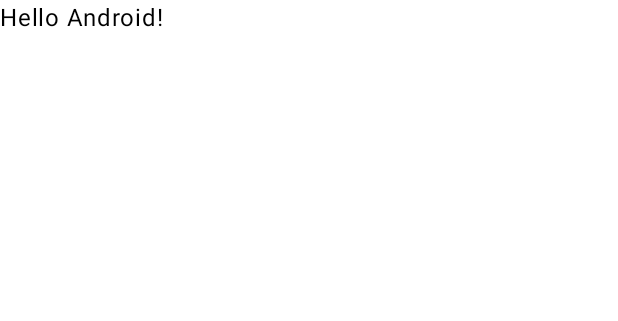
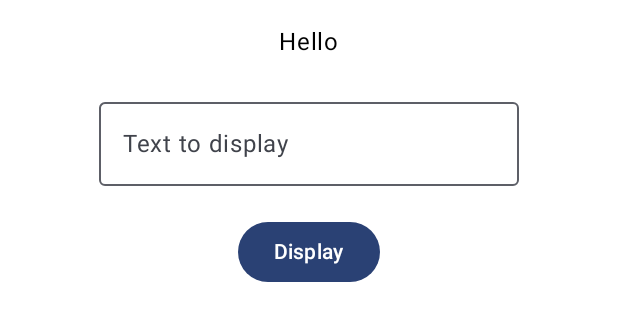
Before and after one commit to dwichan0905/my_compose_learn, an Android app built with Jetpack Compose: the @Preview function DefaultPreview, on a phone screen of 412 x 824 dp. Shown: the top 321 px of the screen. Run offline under Robolectric (Android 15) with nearby library versions, the phone set to English and light mode, and no system bars.

Commit message:
App Design

```diff
--- a/Udemy/2. State and Recomposition/app/src/main/java/idn/dwichan/stateandrecomposition/MainActivity.kt
+++ b/Udemy/2. State and Recomposition/app/src/main/java/idn/dwichan/stateandrecomposition/MainActivity.kt
@@ -22,22 +22,9 @@ class MainActivity : ComponentActivity() {
                     modifier = Modifier.fillMaxSize(),
                     color = MaterialTheme.colorScheme.background
                 ) {
-                    Greeting("Android")
+                    MainPage()
                 }
             }
         }
     }
 }
-
-@Composable
-fun Greeting(name: String) {
-    Text(text = "Hello $name!")
-}
-
-@Preview(showBackground = true)
-@Composable
-fun DefaultPreview() {
-    StateAndRecompositionTheme {
-        Greeting("Android")
-    }
-}
--- /dev/null
+++ b/Udemy/2. State and Recomposition/app/src/main/java/idn/dwichan/stateandrecomposition/MainPage.kt
@@ -0,0 +1,60 @@
+package idn.dwichan.stateandrecomposition
+
+import androidx.compose.foundation.layout.Arrangement
+import androidx.compose.foundation.layout.Column
+import androidx.compose.foundation.layout.Spacer
+import androidx.compose.foundation.layout.fillMaxWidth
+import androidx.compose.foundation.layout.height
+import androidx.compose.foundation.layout.padding
+import androidx.compose.material3.Button
+import androidx.compose.material3.ExperimentalMaterial3Api
+import androidx.compose.material3.OutlinedTextField
+import androidx.compose.material3.Text
+import androidx.compose.runtime.Composable
+import androidx.compose.ui.Alignment
+import androidx.compose.ui.Modifier
+import androidx.compose.ui.tooling.preview.Devices
+import androidx.compose.ui.tooling.preview.Preview
+import androidx.compose.ui.unit.dp
+import idn.dwichan.stateandrecomposition.ui.theme.StateAndRecompositionTheme
+
+@OptIn(ExperimentalMaterial3Api::class)
+@Composable
+fun MainPage() {
+    Column(
+        horizontalAlignment = Alignment.CenterHorizontally,
+        verticalArrangement = Arrangement.Center,
+        modifier = Modifier
+            .fillMaxWidth()
+            .padding(16.dp)
+    ) {
+        Text(text = "Hello")
+        Spacer(modifier = Modifier.height(20.dp))
+        OutlinedTextField(
+            value = "",
+            onValueChange = {},
+            label = {
+                Text(text = "Text to display")
+            }
+        )
+        Spacer(modifier = Modifier.height(20.dp))
+        Button(
+            onClick = { }
+        ) {
+            Text(text = "Display")
+        }
+    }
+}
+
+@Preview(
+    showBackground = true,
+    name = "Main App Preview",
+    device = Devices.NEXUS_5,
+    showSystemUi = true
+)
+@Composable
+fun DefaultPreview() {
+    StateAndRecompositionTheme {
+        MainPage()
+    }
+}
--- a/Udemy/2. State and Recomposition/build.gradle
+++ b/Udemy/2. State and Recomposition/build.gradle
@@ -1,12 +1,12 @@
 buildscript {
     ext {
-        compose_version = '1.1.0-beta01'
+        compose_version = '1.2.0'
     }
 }// Top-level build file where you can add configuration options common to all sub-projects/modules.
 plugins {
     id 'com.android.application' version '7.2.1' apply false
     id 'com.android.library' version '7.2.1' apply false
-    id 'org.jetbrains.kotlin.android' version '1.5.31' apply false
+    id 'org.jetbrains.kotlin.android' version '1.7.0' apply false
 }
 
 task clean(type: Delete) {
```
Also changed, not shown: Udemy/2. State and Recomposition/app/build.gradle (+4 -4 lines).
